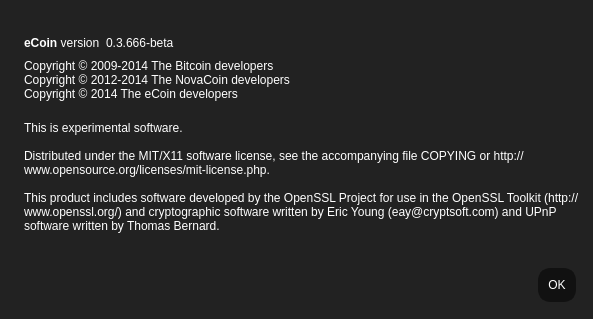
The window that src/qt/forms/aboutdialog.ui (btcdream/ecoin) describes before a commit, drawn with Qt 5.
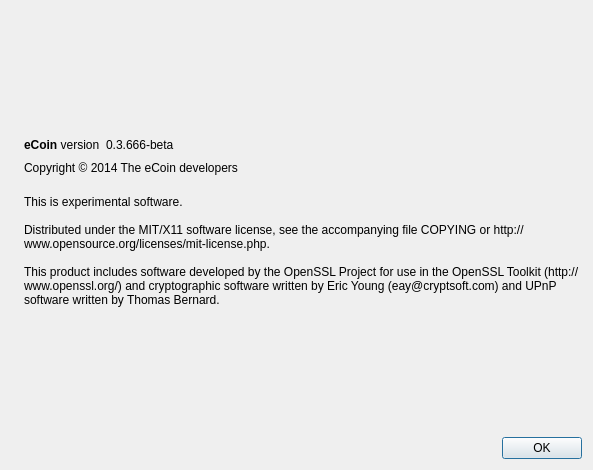
The same window after the commit. Icons and pictures are not drawn.

```diff
--- a/src/qt/forms/aboutdialog.ui
+++ b/src/qt/forms/aboutdialog.ui
@@ -7,41 +7,12 @@
     <x>0</x>
     <y>0</y>
     <width>593</width>
-    <height>319</height>
+    <height>470</height>
    </rect>
   </property>
   <property name="windowTitle">
    <string>About eCoin</string>
   </property>
-  <property name="styleSheet">
-   <string notr="true">QDialog {
-	background-color: #222;
-}
-
-QLabel {
-	color: white;
-}
-
-QPushButton, QToolButton {
-	border: 4px solid #111;
-	border-radius: 12px;
-	background-color: #111;
-	color: white;
-	padding: 6px;
-	margin: 6px;
-}
-QPushButton:pressed, QToolButton:checked {
-	color: #cca000;
-}
-QPushButton:pressed, QToolButton:pressed {
-	border-color: #cca000;
-	color: #cca000;
-}
-QPushButton:disabled, QToolButton:disabled {
-	color: #444;
-	background-color: #222;
-}</string>
-  </property>
   <layout class="QHBoxLayout" name="horizontalLayout_2">
    <item>
     <widget class="QLabel" name="label_4">
@@ -120,9 +91,7 @@
         <cursorShape>IBeamCursor</cursorShape>
        </property>
        <property name="text">
-        <string>Copyright © 2009-2014 The Bitcoin developers
-Copyright © 2012-2014 The NovaCoin developers
-Copyright © 2014 The eCoin developers</string>
+        <string>Copyright © 2014 The eCoin developers</string>
        </property>
        <property name="textInteractionFlags">
         <set>Qt::LinksAccessibleByMouse|Qt::TextSelectableByKeyboard|Qt::TextSelectableByMouse</set>
```
